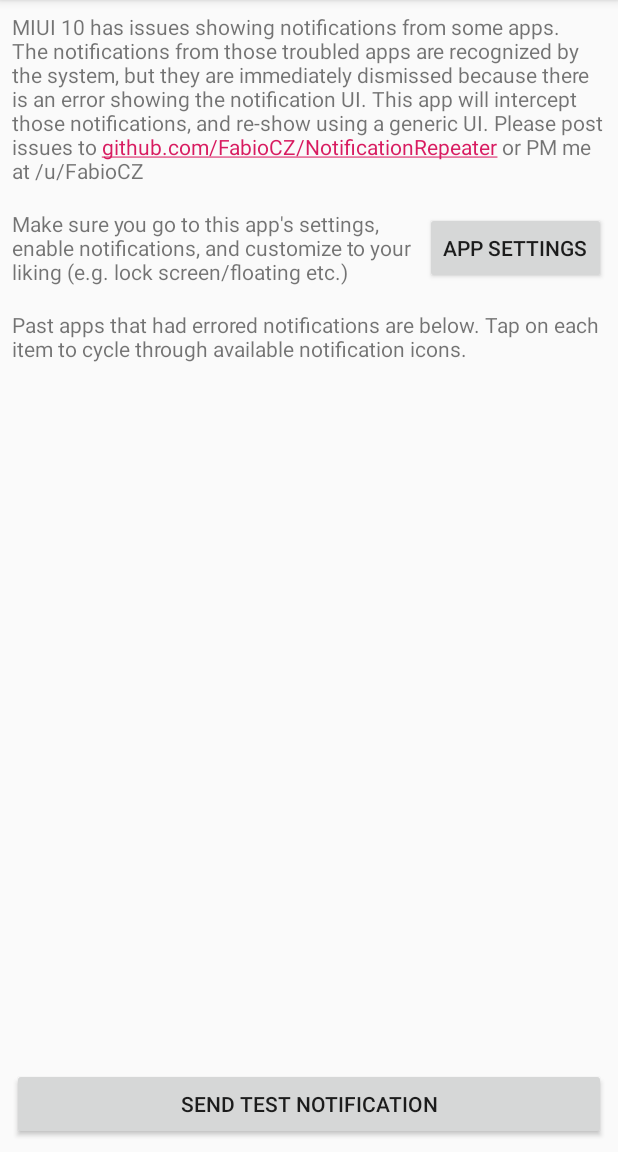
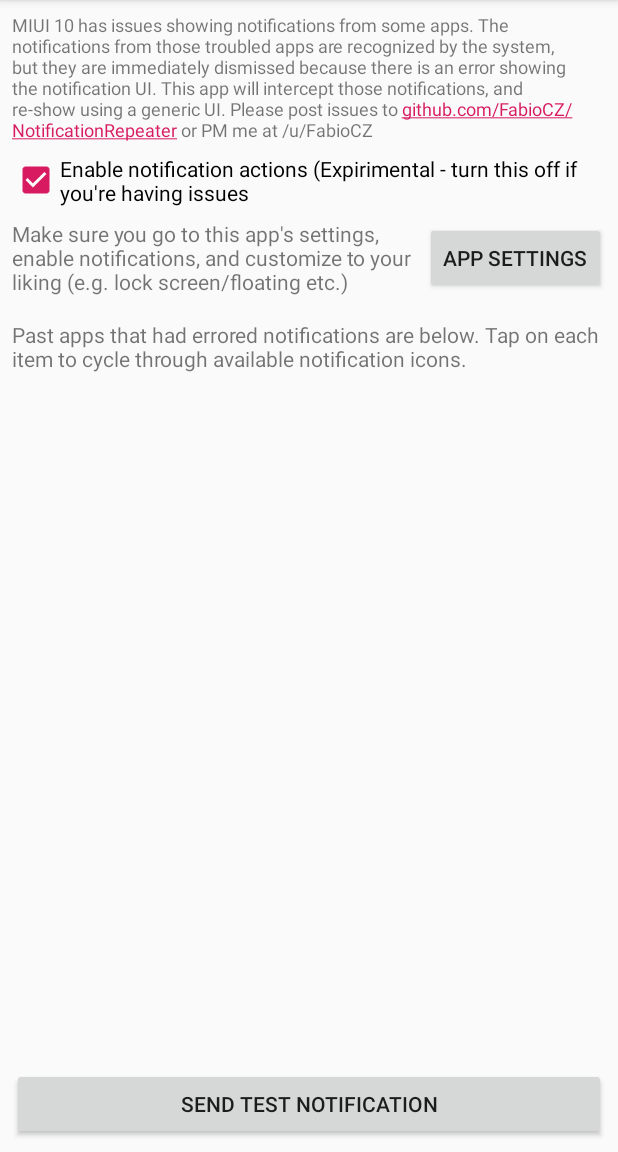
Before and after one commit to FabioCZ/NotificationRepeater, an Android app: the screen it shows after launch (MainActivity), after a tap on "SEND TEST NOTIFICATION", on a phone screen of 412 x 824 dp, the part 84-1236 px from its top. Run offline under Robolectric (Android 15) with nearby library versions, the phone set to English and light mode, and no system bars.

Commit message:
add notif actions, set min sdk to Android 5+

```diff
--- a/app/build.gradle
+++ b/app/build.gradle
@@ -4,10 +4,10 @@ android {
     compileSdkVersion 28
     defaultConfig {
         applicationId "com.gottlicher.notifrepeater"
-        minSdkVersion 24
+        minSdkVersion 21
         targetSdkVersion 28
         versionCode 1
-        versionName "1.1.2"
+        versionName "1.2.0"
         testInstrumentationRunner "android.support.test.runner.AndroidJUnitRunner"
     }
     buildTypes {
--- a/app/src/main/AndroidManifest.xml
+++ b/app/src/main/AndroidManifest.xml
@@ -24,6 +24,7 @@
             <action android:name="android.service.notification.NotificationListenerService" />
         </intent-filter>
     </service>
+    <receiver android:name=".NotifHandlerBroadcastReceiver"/>
 </application>
 
 </manifest>
--- a/app/src/main/java/com/gottlicher/notifrepeater/MainActivity.java
+++ b/app/src/main/java/com/gottlicher/notifrepeater/MainActivity.java
@@ -8,9 +8,12 @@ import android.content.ComponentName;
 import android.content.Context;
 import android.content.Intent;
 import android.content.IntentFilter;
+import android.content.SharedPreferences;
 import android.net.Uri;
+import android.preference.PreferenceManager;
 import android.provider.Settings;
 import android.support.annotation.NonNull;
+import android.support.v4.app.NotificationCompat;
 import android.support.v4.content.LocalBroadcastManager;
 import android.support.v7.app.AlertDialog;
 import android.support.v7.app.AppCompatActivity;
@@ -21,23 +24,31 @@ import android.text.TextUtils;
 import android.view.LayoutInflater;
 import android.view.View;
 import android.view.ViewGroup;
+import android.widget.CheckBox;
+import android.widget.CompoundButton;
 import android.widget.ImageView;
 import android.widget.LinearLayout;
 import android.widget.TextView;
 import android.widget.Toast;
 
 import java.util.ArrayList;
+import java.util.List;
 
 // Dialog code from: https://github.com/Chagall/notification-listener-service-example
 public class MainActivity extends AppCompatActivity {
 
+    public static final String ACTIONS_ENABLED_PREF = "ACTIONS_ENABLED_PREF";
+
     private static final String ENABLED_NOTIFICATION_LISTENERS = "enabled_notification_listeners";
     private static final String ACTION_NOTIFICATION_LISTENER_SETTINGS = "android.settings.ACTION_NOTIFICATION_LISTENER_SETTINGS";
     private static final int TEST_NOTIF_CODE = 1;
-    private static final String TEST_NOTIF_EXTRA = "TEST_NOTIF";
+    private static final String TEST_NOTIF_CONTENT_EXTRA = "TEST_NOTIF_CONTENT_EXTRA";
+    private static final String TEST_NOTIF_ACTION_EXTRA = "TEST_NOTIF_ACTION_EXTRA";
+
+    private final int TEST_NOTIF_ID = 123;
 
     BroadcastReceiver reloadBroadcastReceiver;
-
+    CheckBox actionsEnabledCheckbox;
     @Override
     protected void onCreate(Bundle savedInstanceState) {
         super.onCreate(savedInstanceState);
@@ -64,6 +75,11 @@ public class MainActivity extends AppCompatActivity {
     protected void onResume() {
         super.onResume();
         populatePastAppsList();
+        actionsEnabledCheckbox = findViewById(R.id.notif_actions_checkbox);
+        actionsEnabledCheckbox.setChecked(isNotificationsActionsEnabled(this));
+        actionsEnabledCheckbox.setOnCheckedChangeListener((compoundButton, b) -> {
+            setNotificationsActionsEnabled(b);
+        });
     }
 
     @Override
@@ -76,8 +92,10 @@ public class MainActivity extends AppCompatActivity {
     @Override
     protected void onNewIntent(Intent intent) {
         super.onNewIntent(intent);
-        if (intent.hasExtra(TEST_NOTIF_EXTRA)){
-            Toast.makeText(this, R.string.test_notif_received,Toast.LENGTH_LONG).show();
+        if (intent.hasExtra(TEST_NOTIF_CONTENT_EXTRA)){
+            Toast.makeText(this, R.string.test_notif_content_click,Toast.LENGTH_LONG).show();
+        } else if (intent.hasExtra(TEST_NOTIF_ACTION_EXTRA)){
+            Toast.makeText(this, R.string.test_notif_action_click,Toast.LENGTH_LONG).show();
         }
     }
 
@@ -103,8 +121,8 @@ public class MainActivity extends AppCompatActivity {
                 ENABLED_NOTIFICATION_LISTENERS);
         if (!TextUtils.isEmpty(flat)) {
             final String[] names = flat.split(":");
-            for (int i = 0; i < names.length; i++) {
-                final ComponentName cn = ComponentName.unflattenFromString(names[i]);
+            for (String name : names) {
+                final ComponentName cn = ComponentName.unflattenFromString(name);
                 if (cn != null) {
                     if (TextUtils.equals(pkgName, cn.getPackageName())) {
                         return true;
@@ -154,18 +172,49 @@ public class MainActivity extends AppCompatActivity {
     private void showTestNotification ()
     {
         Intent intent = new Intent(this,MainActivity.class);
-        intent.putExtra(TEST_NOTIF_EXTRA, TEST_NOTIF_EXTRA);
-        PendingIntent pi =  PendingIntent.getActivity(this, TEST_NOTIF_CODE, intent, PendingIntent.FLAG_UPDATE_CURRENT);
-        NotifListenerService.postNotification(this, "Repeated test notification", "Did you ever hear the tragedy of Darth Plagueis The Wise?", R.drawable.ic_notifications_black_24dp, pi, 123);
+        intent.putExtra(TEST_NOTIF_CONTENT_EXTRA, TEST_NOTIF_CONTENT_EXTRA);
+        PendingIntent pi = PendingIntent.getActivity(this, TEST_NOTIF_CODE, intent, PendingIntent.FLAG_UPDATE_CURRENT);
+        Intent actionIntent = new Intent(this,MainActivity.class);
+        actionIntent.putExtra(NotifHandlerBroadcastReceiver.EXTRA_NOTIF_TO_DISMISS, TEST_NOTIF_ID);
+
+        actionIntent.putExtra(TEST_NOTIF_ACTION_EXTRA, TEST_NOTIF_ACTION_EXTRA);
+        PendingIntent actionPI  = PendingIntent.getActivity(this, TEST_NOTIF_CODE, intent, PendingIntent.FLAG_UPDATE_CURRENT);
+        NotificationCompat.Action action = new NotificationCompat.Action.Builder (0, getResources().getString(R.string.senate), actionPI).build();
+        List<NotificationCompat.Action> actions = new ArrayList<>();
+        if (actionsEnabledCheckbox.isChecked()) {
+            actions.add(action);
+        }
+        NotifListenerService.postNotification(this,
+                "Repeated test notification",
+                "Did you ever hear the tragedy of Darth Plagueis The Wise?",
+                R.drawable.ic_notifications_black_24dp,
+                pi,
+                TEST_NOTIF_ID,
+                NotificationCompat.VISIBILITY_PUBLIC,
+                actions);
     }
 
-    public static class PastAppsHolder extends RecyclerView.ViewHolder {
+    public static boolean isNotificationsActionsEnabled (Context context)
+    {
+        SharedPreferences sharedPrefs = PreferenceManager.getDefaultSharedPreferences(context);
+        return sharedPrefs.getBoolean(ACTIONS_ENABLED_PREF, true);
+    }
+
+    void setNotificationsActionsEnabled (boolean enabled)
+    {
+        SharedPreferences sharedPrefs = PreferenceManager.getDefaultSharedPreferences(this);
+        SharedPreferences.Editor editor = sharedPrefs.edit();
+        editor.putBoolean(ACTIONS_ENABLED_PREF, enabled);
+        editor.apply();
+    }
+
+    static class PastAppsHolder extends RecyclerView.ViewHolder {
         // each data item is just a string in this case
-        public TextView nameTxt;
-        public TextView ctTxt;
-        public ImageView icon;
+        TextView nameTxt;
+        TextView ctTxt;
+        ImageView icon;
 
-        public PastAppsHolder(LinearLayout v) {
+        PastAppsHolder(LinearLayout v) {
             super(v);
             nameTxt = v.findViewById(R.id.app_name);
             ctTxt = v.findViewById(R.id.app_count);
@@ -188,21 +237,19 @@ public class MainActivity extends AppCompatActivity {
                 R.drawable.ic_email_black_24dp
         };
 
-        // Provide a suitable constructor (depends on the kind of dataset)
-        public PastAppsAdapter(ArrayList<AppHistoryHelper.AppInfo> dataSet) {
+        PastAppsAdapter(ArrayList<AppHistoryHelper.AppInfo> dataSet) {
             mDataset = dataSet;
         }
 
         // Create new views (invoked by the layout manager)
+        @NonNull
         @Override
-        public PastAppsHolder onCreateViewHolder(ViewGroup parent,
-                                                         int viewType) {
+        public PastAppsHolder onCreateViewHolder(@NonNull ViewGroup parent,
+                                                 int viewType) {
             // create a new view
             LinearLayout v = (LinearLayout) LayoutInflater.from(parent.getContext())
                     .inflate(R.layout.past_apps_view_holder, parent, false);
-            PastAppsHolder vh = new PastAppsHolder(v);
-
-            return vh;
+            return new PastAppsHolder(v);
         }
 
         @Override
--- a/app/src/main/res/layout/activity_main.xml
+++ b/app/src/main/res/layout/activity_main.xml
@@ -15,6 +15,7 @@
         android:layout_marginRight="8dp"
         android:text="@string/home_about"
         android:autoLink="all"
+        android:textSize="12dp"
         app:layout_constraintLeft_toLeftOf="parent"
         app:layout_constraintRight_toRightOf="parent"
         app:layout_constraintTop_toTopOf="parent" />
@@ -61,12 +62,12 @@
         android:layout_width="0dp"
         android:layout_height="wrap_content"
         android:layout_marginStart="8dp"
-        android:layout_marginTop="16dp"
+        android:layout_marginTop="8dp"
         android:layout_marginEnd="8dp"
         android:text="@string/app_settings_instr"
         app:layout_constraintEnd_toStartOf="@+id/app_settings_btn"
         app:layout_constraintStart_toStartOf="parent"
-        app:layout_constraintTop_toBottomOf="@+id/textView" />
+        app:layout_constraintTop_toBottomOf="@+id/notif_actions_checkbox" />
 
     <Button
         android:id="@+id/app_settings_btn"
@@ -78,4 +79,16 @@
         app:layout_constraintEnd_toEndOf="parent"
         app:layout_constraintTop_toTopOf="@+id/textView3" />
 
+    <CheckBox
+        android:id="@+id/notif_actions_checkbox"
+        android:layout_width="0dp"
+        android:layout_height="wrap_content"
+        android:layout_marginStart="8dp"
+        android:layout_marginTop="8dp"
+        android:layout_marginEnd="8dp"
+        android:text="@string/enable_notif_actions"
+        app:layout_constraintEnd_toEndOf="parent"
+        app:layout_constraintStart_toStartOf="parent"
+        app:layout_constraintTop_toBottomOf="@+id/textView" />
+
 </android.support.constraint.ConstraintLayout>
--- a/app/src/main/res/values/strings.xml
+++ b/app/src/main/res/values/strings.xml
@@ -15,5 +15,8 @@
     <string name="test_notif">Send test Notification</string>
     <string name="app_settings">App Settings</string>
     <string name="the_app_will_not_work">Warning! the app will not work at all without notification access!</string>
-    <string name="test_notif_received">Test notification clicked!</string>
+    <string name="test_notif_content_click">Test notification content clicked!</string>
+    <string name="test_notif_action_click">Test notification action clicked!</string>
+    <string name="senate">I am the senate</string>
+    <string name="enable_notif_actions">Enable notification actions (Expirimental - turn this off if you\'re having issues</string>
 </resources>
```
Also changed, not shown: app/src/main/java/com/gottlicher/notifrepeater/NotifHandlerBroadcastReceiver.java (added, +25 -0 lines), app/src/main/java/com/gottlicher/notifrepeater/NotifListenerService.java (+63 -4 lines). Lines whose indentation alone changed are shown as unchanged.
